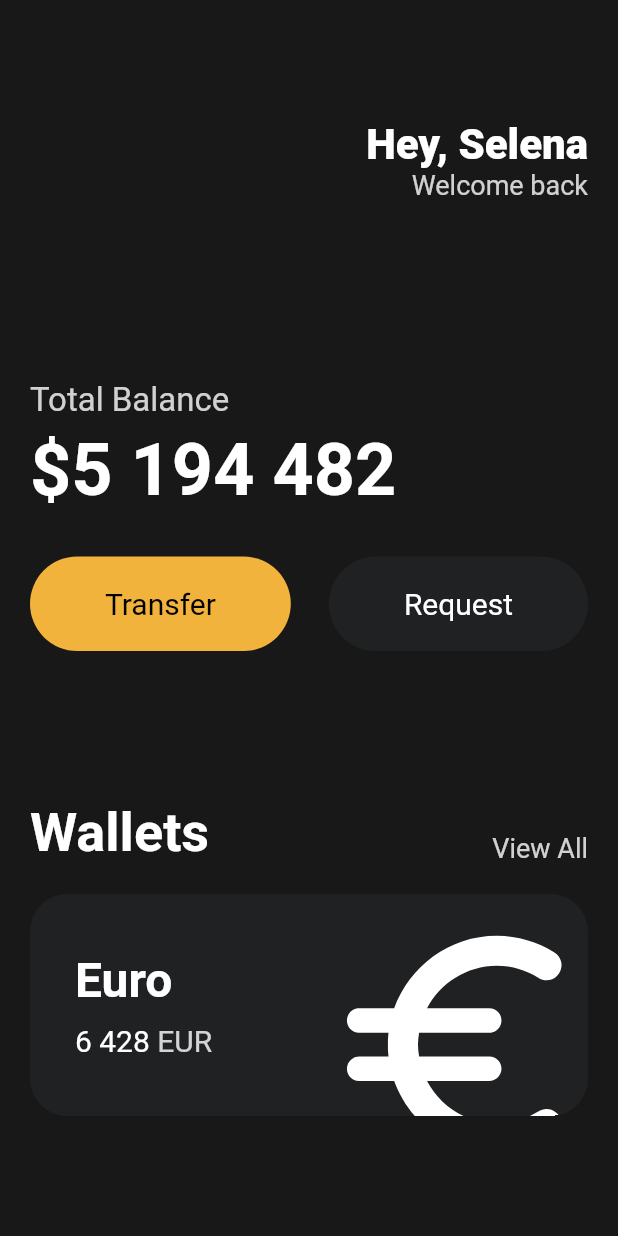
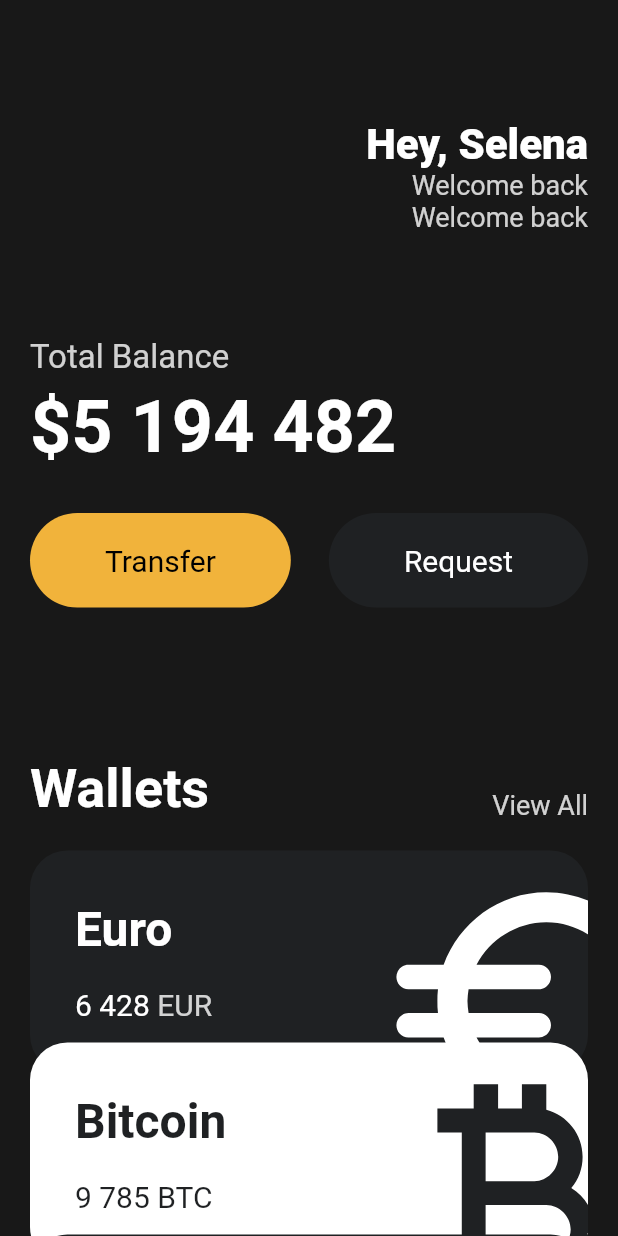
Before and after one commit to 3o14/flutter-basic, a Flutter app: the screen it shows after launch, on a phone screen of 412 x 824 dp. Run offline on Flutter 3.47's test engine with Material 2 defaults, Android fonts, the phone set to English and light mode, and no system bars.

Commit message:
#3.8-9: 카드 위젯화

```diff
--- a/lib/main.dart
+++ b/lib/main.dart
@@ -1,5 +1,6 @@
 import 'package:flutter/material.dart';
 import 'package:toonflix/widgets/Button.dart';
+import 'package:toonflix/widgets/currency_card.dart';
 
 void main() {
   runApp(const App());
@@ -18,7 +19,8 @@ class App extends StatelessWidget {
       home: Scaffold(
         // Scaffold : 화면 구성 및 구조에 관한 위젯
         backgroundColor: const Color(0xFF181818),
-        body: Padding(
+        body: SingleChildScrollView(
+          child: Padding(
             padding: const EdgeInsets.symmetric(
               horizontal: 20,
             ),
@@ -49,12 +51,19 @@ class App extends StatelessWidget {
                             fontSize: 18,
                           ),
                         ),
+                        Text(
+                          'Welcome back',
+                          style: TextStyle(
+                            color: Color.fromRGBO(255, 255, 255, 0.8),
+                            fontSize: 18,
+                          ),
+                        ),
                       ],
                     )
                   ],
                 ),
                 const SizedBox(
-                height: 120,
+                  height: 70,
                 ),
                 Text(
                   'Total Balance',
@@ -119,71 +128,35 @@ class App extends StatelessWidget {
                 const SizedBox(
                   height: 20,
                 ),
-              Container(
-                // clipBehavior: overflow 했을 때 처리방식
-                clipBehavior: Clip.hardEdge, // hardEdge: overflow된 부분 삭제처리
-                decoration: BoxDecoration(
-                  color: const Color(0xFF1F2123),
-                  borderRadius: BorderRadius.circular(25),
+                const CurrencyCard(
+                  name: 'Euro',
+                  code: 'EUR',
+                  amount: '6 428',
+                  icon: Icons.euro_rounded,
+                  isInverted: false,
                 ),
-                child: Padding(
-                  padding: const EdgeInsets.all(30),
-                  child: Row(
-                    mainAxisAlignment: MainAxisAlignment.spaceBetween,
-                    children: [
-                      Column(
-                        crossAxisAlignment: CrossAxisAlignment.start,
-                        children: [
-                          const Text(
-                            'Euro',
-                            style: TextStyle(
-                              color: Colors.white,
-                              fontSize: 32,
-                              fontWeight: FontWeight.w600,
+                Transform.translate(
+                  offset: const Offset(0, -20),
+                  child: const CurrencyCard(
+                    name: 'Bitcoin',
+                    code: 'BTC',
+                    amount: '9 785',
+                    icon: Icons.currency_bitcoin,
+                    isInverted: true,
                   ),
                 ),
-                          const SizedBox(
-                            height: 10,
-                          ),
-                          Row(
-                            children: [
-                              const Text(
-                                '6 428',
-                                style: TextStyle(
-                                  color: Colors.white,
-                                  fontSize: 20,
-                                ),
-                              ),
-                              const SizedBox(
-                                width: 5,
-                              ),
-                              Text(
-                                'EUR',
-                                style: TextStyle(
-                                  color: Colors.white.withOpacity(0.8),
-                                  fontSize: 20,
+                Transform.translate(
+                  offset: const Offset(0, -40),
+                  child: const CurrencyCard(
+                    name: 'Dollar',
+                    code: 'USD',
+                    amount: '428',
+                    icon: Icons.attach_money_outlined,
+                    isInverted: false,
                   ),
                 ),
               ],
             ),
-                        ],
-                      ),
-                      Transform.scale( // 부모요소에 영향을 주지 않고 사이즈 변경
-                        scale: 2.2, // 2.2 만큼 크게
-                        child: Transform.translate(
-                          offset: const Offset(-5, 12), // offset: 아이콘 위치(x축, y축)
-                          child: const Icon(
-                            Icons.euro_rounded,
-                            color: Colors.white,
-                            size: 88,
-                          ),
-                        ),
-                      )
-                    ],
-                  ),
-                ),
-              ),
-            ],
           ),
         ),
       ),
--- /dev/null
+++ b/lib/widgets/currency_card.dart
@@ -0,0 +1,90 @@
+import 'package:flutter/material.dart';
+
+class CurrencyCard extends StatelessWidget {
+  final String name, code, amount;
+  final IconData icon;
+  final bool isInverted;
+
+  final _blackColor = const Color(0xFF1F2123);
+
+  const CurrencyCard({
+    super.key,
+    required this.name,
+    required this.code,
+    required this.amount,
+    required this.icon,
+    required this.isInverted,
+  });
+
+  @override
+  Widget build(BuildContext context) {
+    return Container(
+      clipBehavior: Clip.hardEdge,
+      decoration: BoxDecoration(
+        color: isInverted ? Colors.white : _blackColor,
+        borderRadius: BorderRadius.circular(25),
+      ),
+      child: Padding(
+        padding: const EdgeInsets.all(30),
+        child: Row(
+          mainAxisAlignment: MainAxisAlignment.spaceBetween,
+          children: [
+            Column(
+              crossAxisAlignment: CrossAxisAlignment.start,
+              children: [
+                Text(
+                  name,
+                  style: TextStyle(
+                    color: isInverted ? _blackColor : Colors.white,
+                    fontSize: 32,
+                    fontWeight: FontWeight.w600,
+                  ),
+                ),
+                const SizedBox(
+                  height: 20,
+                ),
+                Row(
+                  children: [
+                    Text(
+                      amount,
+                      style: TextStyle(
+                        color: isInverted ? _blackColor : Colors.white,
+                        fontSize: 20,
+                      ),
+                    ),
+                    const SizedBox(
+                      width: 5,
+                    ),
+                    Text(
+                      code,
+                      style: TextStyle(
+                        color: isInverted
+                            ? _blackColor
+                            : Colors.white.withOpacity(0.8),
+                        fontSize: 20,
+                      ),
+                    ),
+                  ],
+                )
+              ],
+            ),
+            Transform.scale(
+              scale: 2.2,
+              child: Transform.translate(
+                offset: const Offset(
+                  10,
+                  12,
+                ),
+                child: Icon(
+                  icon,
+                  color: isInverted ? _blackColor : Colors.white,
+                  size: 88,
+                ),
+              ),
+            )
+          ],
+        ),
+      ),
+    );
+  }
+}
```
Lines whose indentation alone changed are shown as unchanged.
